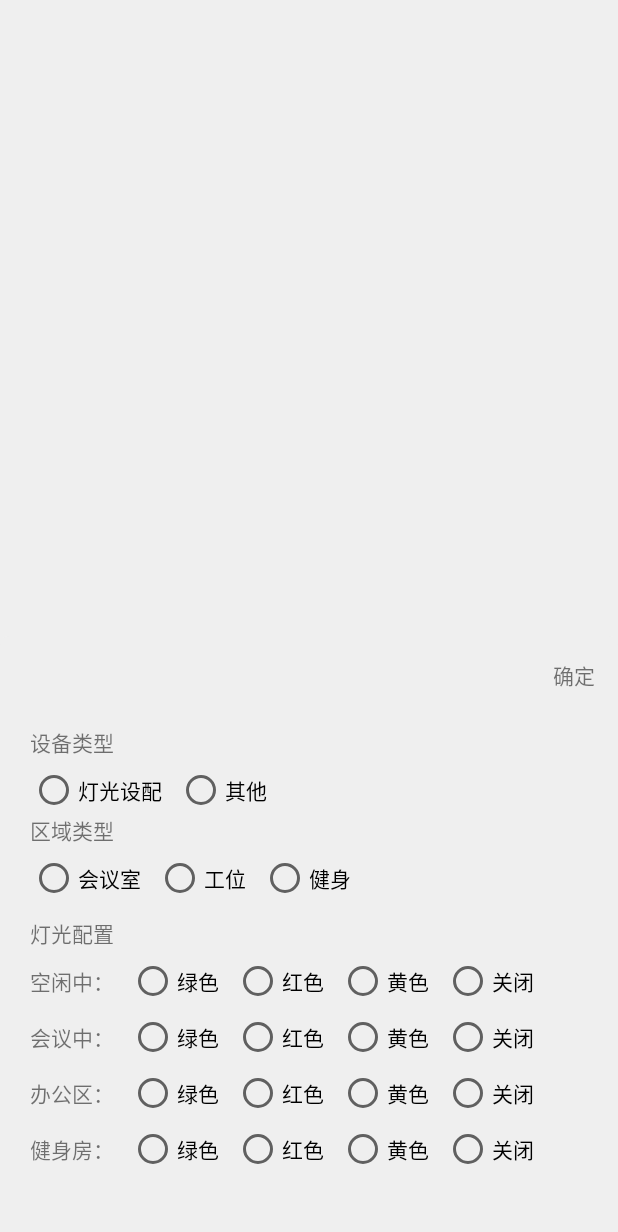
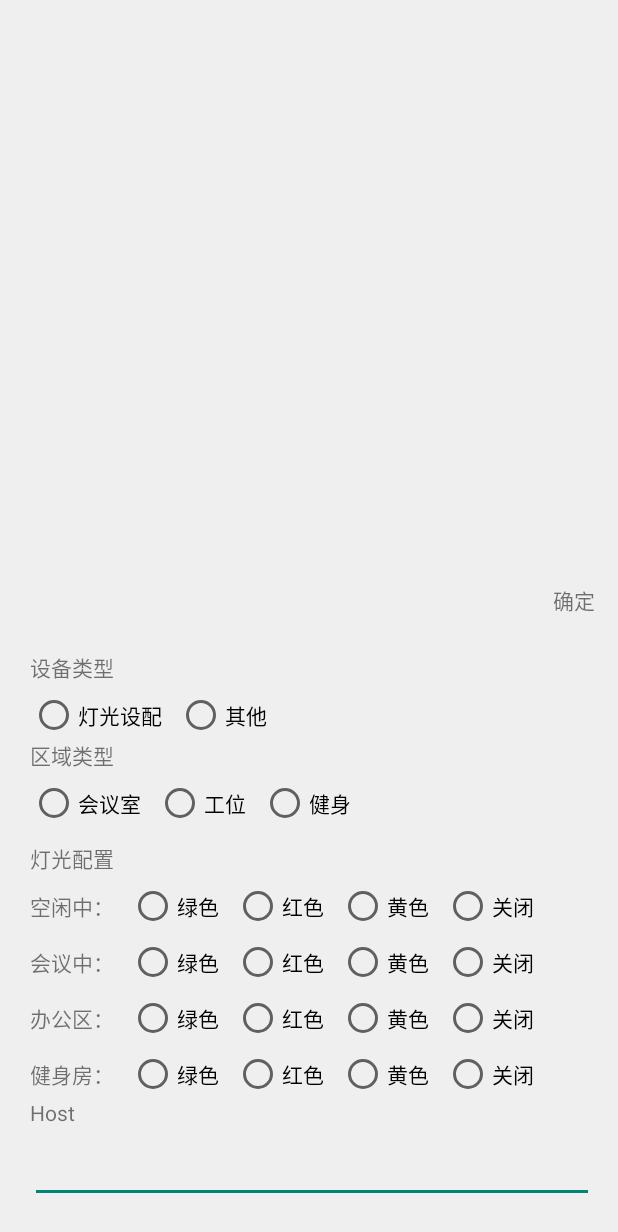
Before and after one commit to cbb1993/Appointment, an Android app: the layout pop_config.xml on its own in the app's theme, with its tools: preview values and no code run, on a phone screen of 412 x 824 dp. Shown: the top 1232 px of the screen. Run offline under Robolectric (Android 15) with nearby library versions, the phone set to English and light mode, and no system bars; network calls fail.

Commit message:
config url

```diff
--- a/app/build.gradle
+++ b/app/build.gradle
@@ -8,8 +8,8 @@ android {
         applicationId "com.huanhong.appointment"
         minSdkVersion 21
         targetSdkVersion 26
-        versionCode 10
-        versionName "1.0.9"
+        versionCode 11
+        versionName "1.1.0"
         testInstrumentationRunner "android.support.test.runner.AndroidJUnitRunner"
         multiDexEnabled true
     }
--- a/app/src/main/java/com/huanhong/appointment/net/RetrofitServiceManager.java
+++ b/app/src/main/java/com/huanhong/appointment/net/RetrofitServiceManager.java
@@ -1,5 +1,6 @@
 package com.huanhong.appointment.net;
 
+import com.huanhong.appointment.constant.BaseUrlInterceptor;
 import com.huanhong.appointment.constant.Constant;
 
 import java.util.concurrent.TimeUnit;
@@ -33,6 +34,7 @@ public class RetrofitServiceManager {
         HttpLoggingInterceptor interceptor = new HttpLoggingInterceptor(new HttpLogger());
         interceptor.setLevel(HttpLoggingInterceptor.Level.BODY);
         builder.addInterceptor(interceptor);
+        builder.addInterceptor(new BaseUrlInterceptor());
         // 创建Retrofit
         mRetrofit = new Retrofit.Builder()
                 .client(builder.build())
--- a/app/src/main/res/layout/pop_config.xml
+++ b/app/src/main/res/layout/pop_config.xml
@@ -7,7 +7,7 @@
             android:background="@drawable/shape_select_bg"
             android:layout_alignParentBottom="true"
             android:layout_width="match_parent"
-            android:layout_height="400dp">
+            android:layout_height="450dp">
                 <TextView
                     android:id="@+id/tv_confirm"
                     android:padding="15dp"
@@ -217,8 +217,19 @@
                             android:layout_width="wrap_content"
                             android:layout_height="wrap_content"/>
                     </RadioGroup>
+                    <TextView
+                        android:layout_marginBottom="5dp"
+                        android:text="Host"
+                        android:layout_width="wrap_content"
+                        android:layout_height="wrap_content"/>
 
-
+                    <EditText
+                        android:textColor="@color/black"
+                        android:paddingLeft="10dp"
+                        android:gravity="center_vertical"
+                        android:id="@+id/et_host"
+                        android:layout_width="400dp"
+                        android:layout_height="wrap_content"/>
                 </LinearLayout>
         </RelativeLayout>
 
```
Also changed, not shown: app/src/main/java/com/huanhong/appointment/activitys/LoginActivity.kt (+8 -2 lines), app/src/main/java/com/huanhong/appointment/activitys/SplashActivity.java (+4 -3 lines), app/src/main/java/com/huanhong/appointment/constant/BaseUrlInterceptor.java (added, +55 -0 lines), app/src/main/java/com/huanhong/appointment/views/ConfigPopwindow.java (+8 -0 lines), 1 other file.
